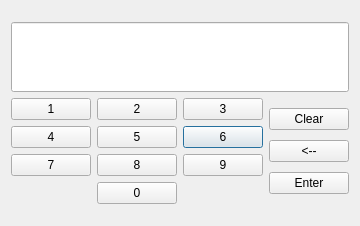
This is bank-automat/pinui.ui in jaccet/MyBankSimul as Qt 5 draws it before an edit. The edited form follows.
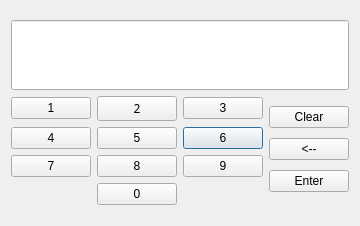
This is the edited form.

Commit message: moc_mainwindow korjattu

Patch:
```diff
--- a/bank-automat/pinui.ui
+++ b/bank-automat/pinui.ui
@@ -6,7 +6,7 @@
    <rect>
     <x>0</x>
     <y>0</y>
-    <width>244</width>
+    <width>352</width>
     <height>226</height>
    </rect>
   </property>
@@ -105,6 +105,11 @@
          </item>
          <item row="0" column="1">
           <widget class="QPushButton" name="button2">
+           <property name="font">
+            <font>
+             <family>Franklin Gothic Heavy</family>
+            </font>
+           </property>
            <property name="text">
             <string>2</string>
            </property>
```
The commit also changes 2 other files.
